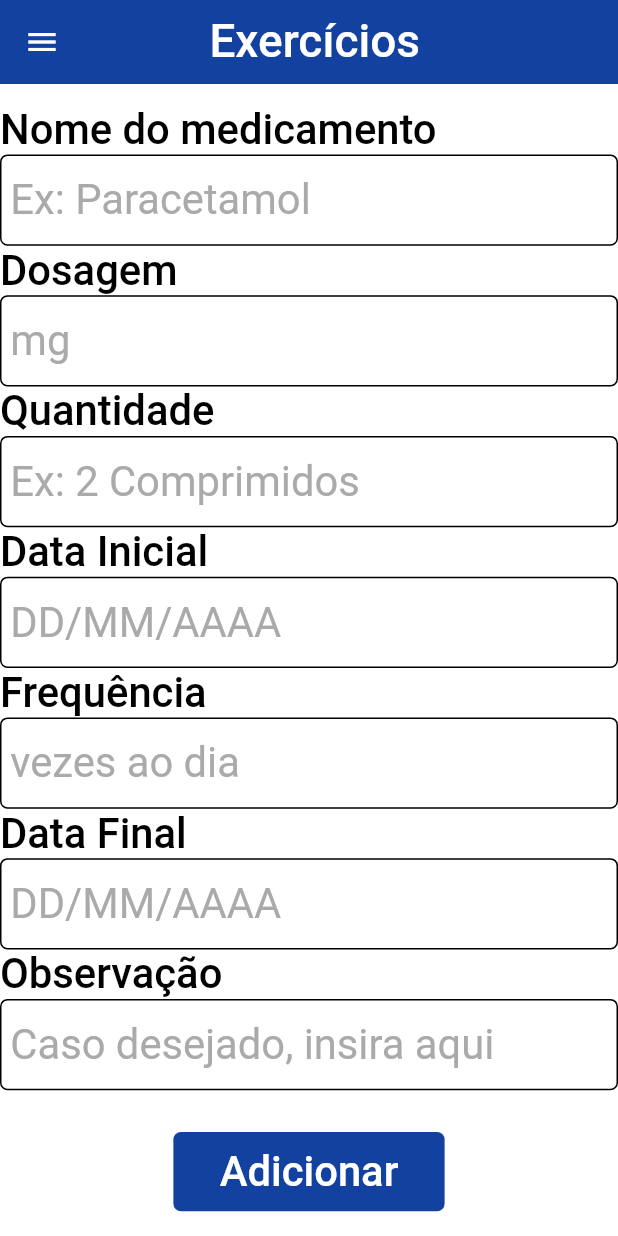
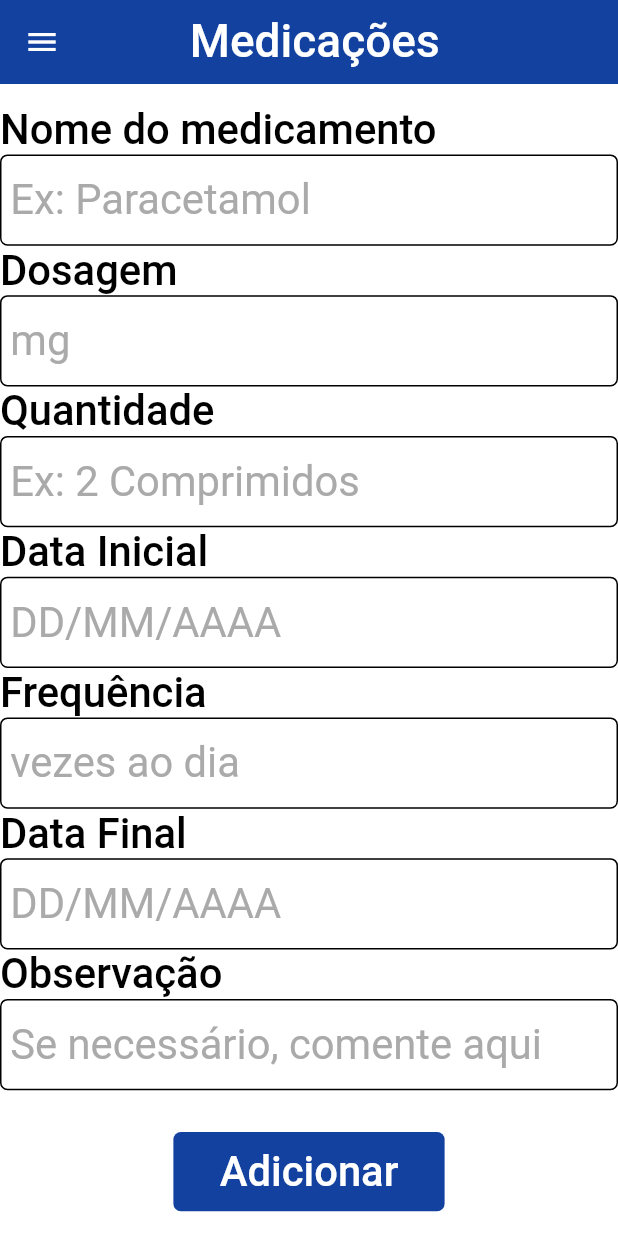
Before and after one commit to GCAS-UFF/cardio_flutter, a Flutter app: the AddMedicationPage widget shown alone on an empty page, opened directly, on a phone screen of 412 x 824 dp. Run offline on Flutter 3.47's test engine with Material 2 defaults, Android fonts, the light colour scheme and no system bars; our stand-ins replace bloc, dartz, data_connection_checker, equatable, firebase_auth, firebase_database and 7 more; missing offline and left inert: android_alarm_manager; accounts and stored records are empty.

Commit message:
Padding ajusts in Execute Medication Page, Execute Exercise Page, Execute Appointment Page and Execute Liquid Page. Add and change some hints, fix disabledBorder in Custom Text Form Field. Fix app bar in Execute Medication Page and Execute Liquid Page.

```diff
--- a/lib/core/widgets/custom_text_form_field.dart
+++ b/lib/core/widgets/custom_text_form_field.dart
@@ -114,6 +114,12 @@ class _CustomTextFormFieldState extends State<CustomTextFormField> {
                   color: CardioColors.black,
                 ),
               ),
+              disabledBorder: OutlineInputBorder(
+                borderRadius: BorderRadius.circular(5),
+                borderSide: BorderSide(
+                  color: CardioColors.black.withOpacity(0.4),
+                ),
+              ),
             ),
           ),
         ],
--- a/lib/features/liquids/presentation/pages/add_liquid_page.dart
+++ b/lib/features/liquids/presentation/pages/add_liquid_page.dart
@@ -70,7 +70,7 @@ class _AddLiquidPageState extends State<AddLiquidPage> {
   @override
   Widget build(BuildContext context) {
     return BasePage(
-      recomendation: Strings.exercise,
+      recomendation: Strings.liquid,
       body: SingleChildScrollView(
         child: BlocListener<GenericBloc<Liquid>, GenericState<Liquid>>(
           listener: (context, state) {
--- a/lib/features/medications/presentation/pages/add_medication_page.dart
+++ b/lib/features/medications/presentation/pages/add_medication_page.dart
@@ -105,7 +105,7 @@ class _AddMedicationPageState extends State<AddMedicationPage> {
   @override
   Widget build(BuildContext context) {
     return BasePage(
-      recomendation: Strings.exercise,
+      recomendation: Strings.medication,
       body: SingleChildScrollView(
         child: BlocListener<GenericBloc<Medication>, GenericState<Medication>>(
           listener: (context, state) {
--- a/lib/resources/strings.dart
+++ b/lib/resources/strings.dart
@@ -108,6 +108,8 @@ class Strings {
   static const liquid_title = "Prescrição";
   static const hint_liquid = "mL/dia";
   static const ingested_liquids = "Líquidos Ingeridos";
+  static const ingested_liquids_name = "Ex: água, café ...";
+  static const ingested_liquids_quantity = "Ex: 1, 2, 3 ...";
   static const reference = "Referência";
 
 //Medication Page
@@ -128,7 +130,7 @@ class Strings {
   // Medication Page
 
   static const time_hint = "00:00";
-  static const observation_hint = "Caso desejado, insira aqui";
+  static const observation_hint = "Se necessário, comente aqui";
 
   // Biometrics Page
   static const weight_title = "Meu peso";
```
Also changed, not shown: lib/features/appointments/presentation/pages/execute_appointment_page.dart (+5 -2 lines), lib/features/exercises/presentation/pages/execute_exercise_page.dart (+6 -3 lines), lib/features/liquids/presentation/pages/execute_liquid_page.dart (+8 -5 lines), lib/features/medications/presentation/pages/execute_medication_page.dart (+6 -3 lines).
